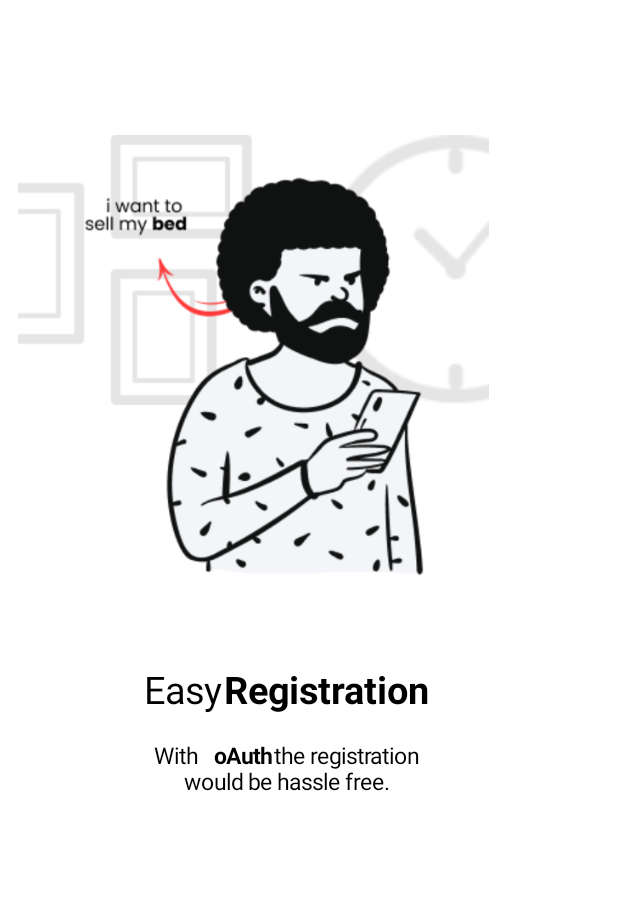
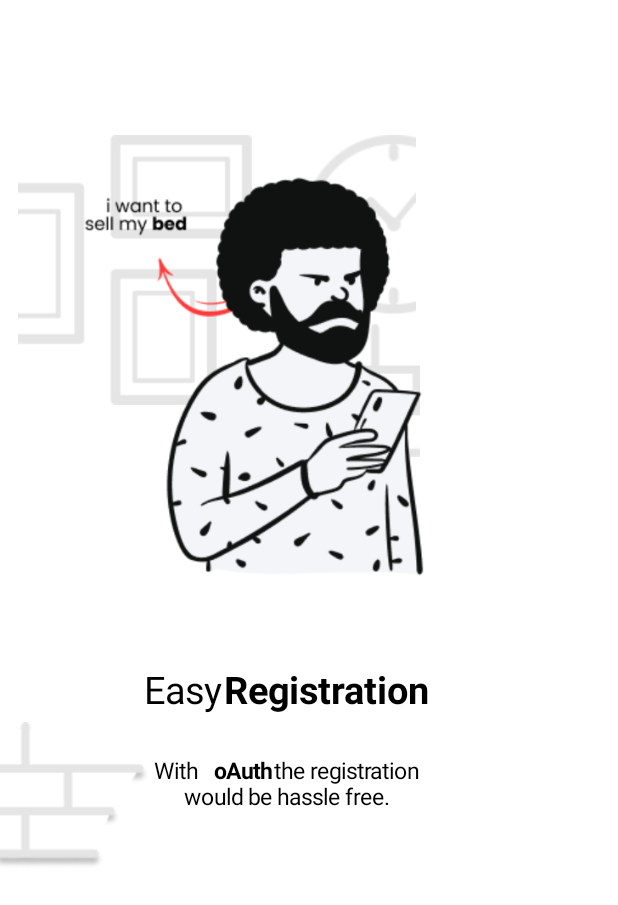
Before and after one commit to KU-Bazar/android, an Android app built with Jetpack Compose: the @Preview function firstScreen, on a phone screen of 412 x 824 dp. Shown: the top 905 px of the screen. Run offline under Robolectric (Android 15) with nearby library versions, the phone set to English and light mode, and no system bars.

Commit message:
feat: maintaining onBoarding UI

```diff
--- a/KU-BazarApp/app/src/main/java/com/ku/bazar/onBoarding_Screen.kt
+++ b/KU-BazarApp/app/src/main/java/com/ku/bazar/onBoarding_Screen.kt
@@ -6,6 +6,7 @@ import androidx.compose.material.Text
 import androidx.compose.runtime.Composable
 import androidx.compose.ui.Alignment
 import androidx.compose.ui.Modifier
+import androidx.compose.ui.modifier.modifierLocalConsumer
 import androidx.compose.ui.res.painterResource
 import androidx.compose.ui.tooling.preview.Preview
 import androidx.compose.ui.unit.dp
@@ -15,7 +16,8 @@ import com.ku.bazar.util.OnBoarding
 @Preview(showSystemUi = true, showBackground = true)
 @Composable
 fun firstScreen(){
-    Row(horizontalArrangement = Arrangement.Start) {
+    Column() {
+        Row() {
             Image(
                 modifier = Modifier
                     .padding(0.dp, 90.dp, 0.dp, 0.dp)
@@ -23,15 +25,38 @@ fun firstScreen(){
                 painter = painterResource(id = OnBoarding.First.backFourth),
                 contentDescription =" @string/wall_des"
             )
+            Column(modifier = Modifier ) {
+                Image(
+                    modifier = Modifier
+                        .padding(0.dp, 90.dp, 0.dp, 0.dp)
+                         .size(height = 120.dp, width = 120.dp),
+                    painter = painterResource(id = OnBoarding.First.backSecond),
+                    contentDescription =" @string/wall_des"
+                )
 
                 Image(
                     modifier = Modifier
-                .padding(0.dp, 90.dp, 0.dp, 0.dp)
-                .size(height = 180.dp, width = 180.dp),
-            painter = painterResource(id = OnBoarding.First.backSecond),
-            contentDescription =" @string/wall_des"
+                        .padding(0.dp, 0.dp, 0.dp, 0.dp)
+                        .size(height = 100.dp, width = 100.dp),
+                    painter = painterResource(id = OnBoarding.First.backThird),
+                    contentDescription = "@string/wall_des"
                 )
             }
+
+        }
+
+        Row(horizontalArrangement = Arrangement.Start) {
+            Image(
+                modifier = Modifier
+                    .padding(0.dp, 170.dp, 0.dp, 0.dp)
+                    .size(height = 100.dp, width = 100.dp),
+                painter = painterResource(id = OnBoarding.First.backFirst),
+                contentDescription = "@string/wall_des")
+
+
+        }
+    }
+
 
     Column(
         modifier = Modifier
@@ -55,7 +80,7 @@ fun firstScreen(){
             modifier = Modifier.align(Alignment.CenterHorizontally)
         )
 
-        Spacer(modifier = Modifier.height(20.dp))
+        Spacer(modifier = Modifier.height(30.dp))
 
         Text(
             text = OnBoarding.First.description_first,
```
Lines whose indentation alone changed are shown as unchanged.
